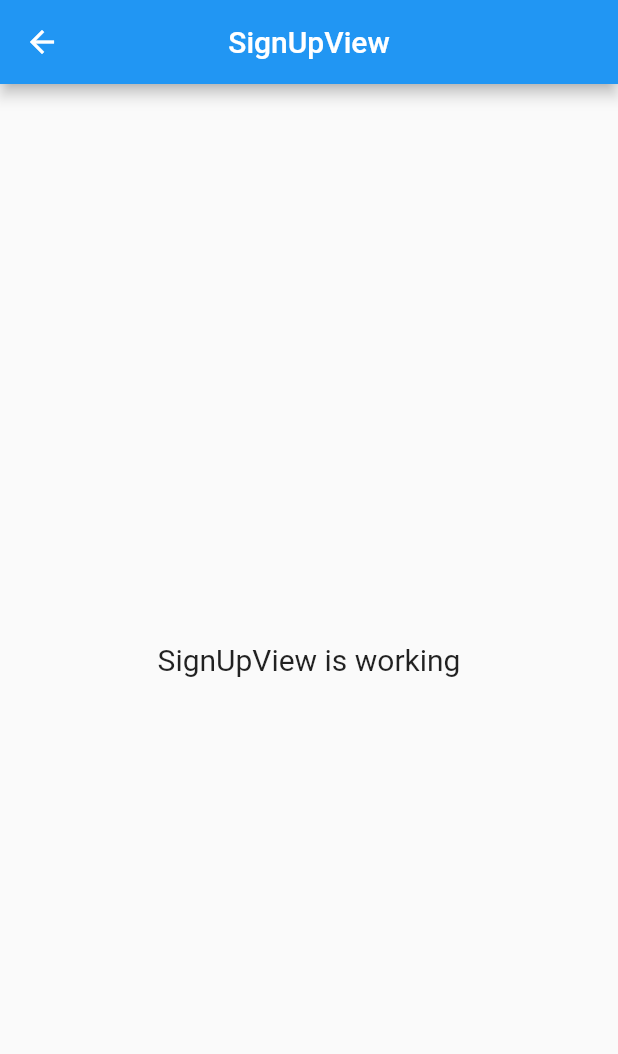
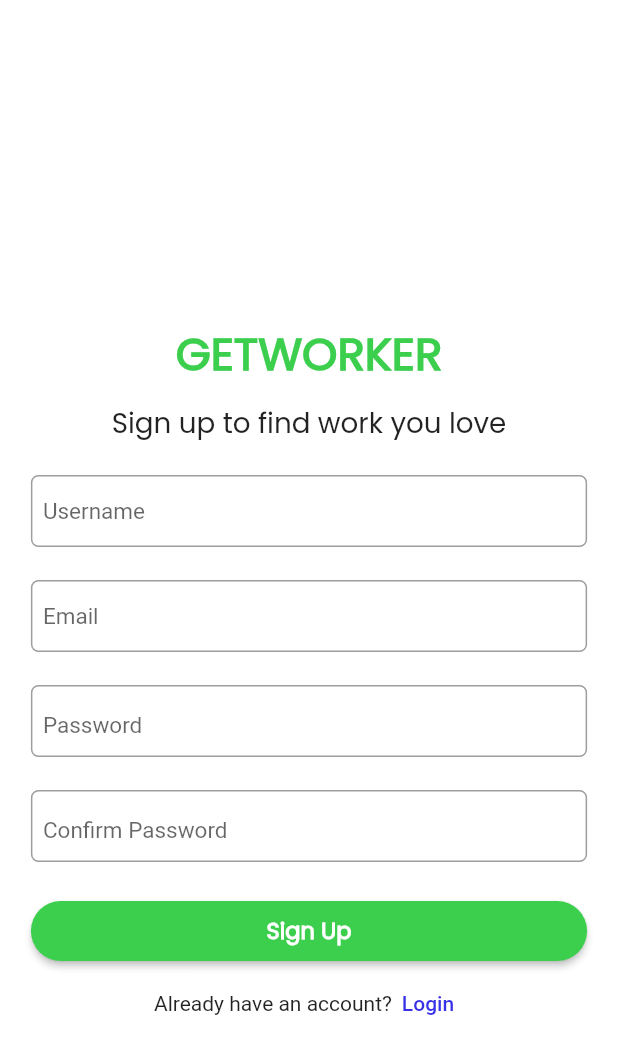
Before and after one commit to aswinsubhash/getworker, a Flutter app: the SignUpView screen opened by its route, on a phone screen of 412 x 824 dp. Shown: the top 1054 px of the screen. Run offline on Flutter 3.47's test engine with Material 2 defaults, Android fonts, the phone set to English and light mode, and no system bars; our stand-ins replace get.

Commit message:
ui changes login & signup

```diff
--- a/lib/app/common/widgets/common_widgets.dart
+++ b/lib/app/common/widgets/common_widgets.dart
@@ -1,4 +1,4 @@
-import 'dart:io';
+
 
 import 'package:flutter/material.dart';
 import 'package:getwork/app/utils/colors.dart';
--- a/lib/app/modules/login/controllers/login_controller.dart
+++ b/lib/app/modules/login/controllers/login_controller.dart
@@ -1,8 +1,10 @@
 import 'package:get/get.dart';
 import 'package:getwork/app/modules/home/views/home_view.dart';
-import 'package:getwork/app/modules/sign_up/views/sign_up_view.dart';
+
 
 class LoginController extends GetxController {
+
+   var isPasswordHidden = true.obs;
 
 void onLoginClick(){
    Get.off(()=>HomeView());
--- a/lib/app/modules/sign_up/views/sign_up_view.dart
+++ b/lib/app/modules/sign_up/views/sign_up_view.dart
@@ -1,21 +1,100 @@
 import 'package:flutter/material.dart';
-
 import 'package:get/get.dart';
-
+import 'package:getwork/app/common/widgets/common_widgets.dart';
+import 'package:getwork/app/common/widgets/custom_button.dart';
+import 'package:getwork/app/common/widgets/text_field_widget.dart';
+import 'package:getwork/app/modules/sign_up/views/widget/password_textfield_signup.dart';
+import 'package:getwork/app/utils/colors.dart';
 import '../controllers/sign_up_controller.dart';
 
 class SignUpView extends GetView<SignUpController> {
   @override
   Widget build(BuildContext context) {
+    final signUpController = Get.put(SignUpController());
+    final size = MediaQuery.of(context).size;
     return Scaffold(
-      appBar: AppBar(
-        title: Text('SignUpView'),
-        centerTitle: true,
-      ),
-      body: Center(
-        child: Text(
-          'SignUpView is working',
-          style: TextStyle(fontSize: 20),
+      body: Container(
+        height: double.infinity,
+        width: double.infinity,
+        color: whiteColor,
+        child: Center(
+          child: SingleChildScrollView(
+            child: Column(
+              children: [
+                commonSizedBox(size.height * 0.1),
+                Text(
+                  'GETWORKER',
+                  style: TextStyle(
+                    fontFamily: 'Poppins',
+                    fontSize: 30,
+                    color: Color.fromRGBO(60, 207, 78, 1.0),
+                    fontWeight: FontWeight.w600,
+                  ),
+                ),
+                commonSizedBox(10),
+                Text(
+                  'Sign up to find work you love',
+                  style: TextStyle(
+                    fontSize: 18.5,
+                    fontWeight: FontWeight.w500,
+                    fontFamily: 'Poppins',
+                  ),
+                ),
+                Form(
+                  child: Column(
+                    children: [
+                      commonSizedBox(20),
+                      TextFieldWidget(
+                        height: 50,
+                        width: size.width * 0.9,
+                        hintText: 'Username',
+                      ),
+                      commonSizedBox(20),
+                      TextFieldWidget(
+                        height: 50,
+                        width: size.width * 0.9,
+                        hintText: 'Email',
+                      ),
+                      commonSizedBox(20),
+                      PasswordTextField(
+                        hintText: 'Password',
+                      ),
+                      commonSizedBox(20),
+                      PasswordTextField(hintText: 'Confirm Password'),
+                      commonSizedBox(20),
+                      SizedBox(
+                        width: size.width * 0.9,
+                        child: CustomButton(
+                          text: 'Sign Up',
+                          onPressed: () {},
+                          textColor: whiteColor,
+                          buttonColor: greenColor,
+                          radius: 30,
+                        ),
+                      ),
+                      Row(
+                        mainAxisAlignment: MainAxisAlignment.center,
+                        children: [
+                          Text('Already have an account?'),
+                          TextButton(
+                            onPressed: signUpController.loginClick,
+                            child: Text(
+                              'Login',
+                              style: TextStyle(color: signUpColor),
+                            ),
+                            style: TextButton.styleFrom(
+                              minimumSize: Size.zero,
+                              padding: EdgeInsets.zero,
+                            ),
+                          )
+                        ],
+                      )
+                    ],
+                  ),
+                ),
+              ],
+            ),
+          ),
         ),
       ),
     );
--- /dev/null
+++ b/lib/app/modules/sign_up/views/widget/password_textfield_signup.dart
@@ -0,0 +1,61 @@
+import 'package:flutter/material.dart';
+import 'package:get/get.dart';
+
+import 'package:getwork/app/modules/sign_up/controllers/sign_up_controller.dart';
+import 'package:getwork/app/utils/colors.dart';
+
+class PasswordTextField extends GetView<SignUpController> {
+  final String hintText;
+  PasswordTextField({
+    required this.hintText,
+  });
+  @override
+  Widget build(BuildContext context) {
+    final signUpController = Get.put(SignUpController());
+    final size = MediaQuery.of(context).size;
+    return Column(
+      children: [
+        Obx(
+          () => SizedBox(
+            height: 50,
+            width: size.width * 0.9,
+            child: TextFormField(
+              cursorColor: greenColor,
+              obscureText: signUpController.isPasswordHidden.value,
+              style: TextStyle(
+                fontSize: 15,
+              ),
+              decoration: InputDecoration(
+                hintText: hintText,
+                suffix: InkWell(
+                  child: Icon(
+                    signUpController.isPasswordHidden.value
+                        ? Icons.visibility_off_outlined
+                        : Icons.visibility_outlined,
+                    color: signUpController.isPasswordHidden.value
+                        ? greyColor
+                        : greenColor,
+                    size: 20,
+                  ),
+                  onTap: () {
+                    signUpController.isPasswordHidden.value =
+                        !signUpController.isPasswordHidden.value;
+                  },
+                ),
+                focusedBorder: OutlineInputBorder(
+                  borderSide: BorderSide(
+                    color: greenColor,
+                  ),
+                ),
+                border: OutlineInputBorder(
+                  borderRadius: BorderRadius.circular(5),
+                ),
+                contentPadding: EdgeInsets.all(8.0),
+              ),
+            ),
+          ),
+        ),
+      ],
+    );
+  }
+}
--- a/lib/app/routes/app_routes.dart
+++ b/lib/app/routes/app_routes.dart
@@ -9,6 +9,7 @@ abstract class Routes {
   static const SIGN_UP = _Paths.SIGN_UP;
   static const SPLASH = _Paths.SPLASH;
   static const LANDING = _Paths.LANDING;
+  static const PROFILE = _Paths.PROFILE;
 }
 
 abstract class _Paths {
@@ -17,4 +18,5 @@ abstract class _Paths {
   static const SIGN_UP = '/sign-up';
   static const SPLASH = '/splash';
   static const LANDING = '/landing';
+  static const PROFILE = '/profile';
 }
--- a/lib/app/utils/colors.dart
+++ b/lib/app/utils/colors.dart
@@ -7,3 +7,4 @@ const whiteColor = Colors.white;
 const textFieldColor = Color.fromARGB(255, 115, 115, 115);
 const dividerColor = Colors.black26;
 const googleButtonColor = Color(0xFF4285F4);
+const greyColor = Colors.grey;
```
Also changed, not shown: lib/app/common/widgets/text_field_widget.dart (renamed from lib/app/modules/login/views/widgets/text_field_widget.dart, +2 -6 lines), lib/app/modules/landing/views/landing_view.dart (+6 -2 lines), lib/app/modules/login/views/login_view.dart (+5 -46 lines), lib/app/modules/login/views/widgets/googl_button.dart (deleted, +0 -49 lines), lib/app/modules/login/views/widgets/password_textfield.dart (added, +60 -0 lines), lib/app/modules/profile/bindings/profile_binding.dart (added, +12 -0 lines), lib/app/modules/profile/controllers/profile_controller.dart (added, +20 -0 lines), lib/app/modules/profile/views/profile_view.dart (added, +23 -0 lines), lib/app/modules/sign_up/controllers/sign_up_controller.dart (+4 -14 lines), lib/app/routes/app_pages.dart (+7 -0 lines).
